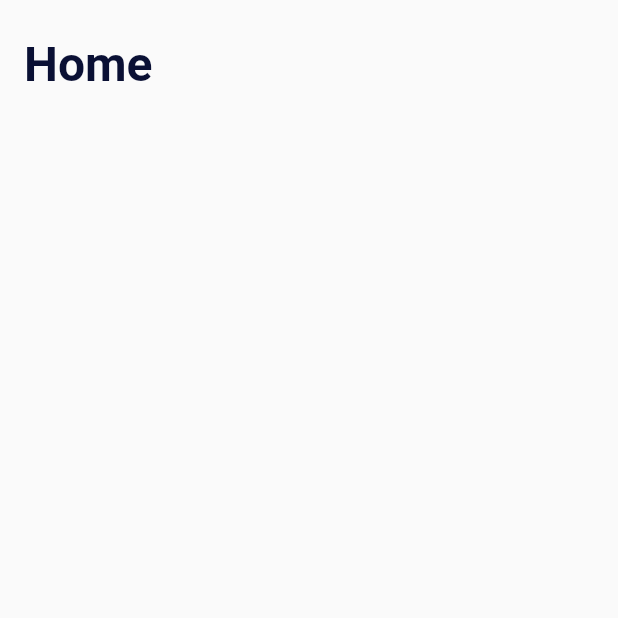
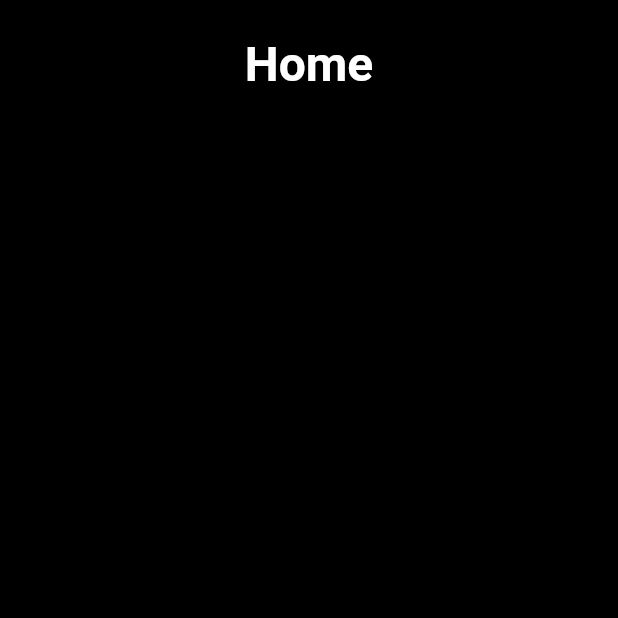
Before and after one commit to 1Kagan/E_Commerce_App_Frontend, a Flutter app: the screen it shows after launch, on a phone screen of 412 x 824 dp, the top half of it. Run offline on Flutter 3.47's test engine with Material 2 defaults, Android fonts, the phone set to English and light mode, and no system bars.

Commit message:
Thema dark hale getirildi

```diff
--- a/lib/main.dart
+++ b/lib/main.dart
@@ -6,13 +6,24 @@
   runApp(MyApp());
 }
 
+class ThemeClass {
+  static ThemeData darkTheme = ThemeData(
+      scaffoldBackgroundColor: Colors.black,
+      colorScheme: ColorScheme.dark(),
+      appBarTheme: AppBarTheme(
+        backgroundColor: Colors.black,
+      ));
+}
+
 class MyApp extends StatelessWidget {
   @override
   Widget build(BuildContext context) {
     return MaterialApp(
+      themeMode: ThemeMode.dark,
+      darkTheme: ThemeClass.darkTheme,
       title: 'Ana Sayfa',
       theme: ThemeData(
-        primaryColor: Colors.blue,
+        primaryColor: Colors.white,
       ),
       home: Scaffold(
         body: SafeArea(
@@ -20,16 +31,21 @@
             padding: const EdgeInsets.symmetric(horizontal: 16.0),
             child: Column(
               children: [
-                //Başlık,Banner,Butonlar ve Satış kısmından oluşucak.
                 Padding(
                   padding: const EdgeInsets.only(top: 24.0),
                   child: Text(
                     'Home',
                     style: TextStyle(
                       fontSize: 32,
-                      color: Color(0xFF0A1034),
+                      color: Colors.white,
                       fontWeight: FontWeight.bold,
                     ),
+                  ),
+                ),
+                Padding(
+                  padding: EdgeInsets.only(top: 24.0),
+                  child: Container(
+                    decoration: BoxDecoration(color: Colors.white),
                   ),
                 )
               ],
```
